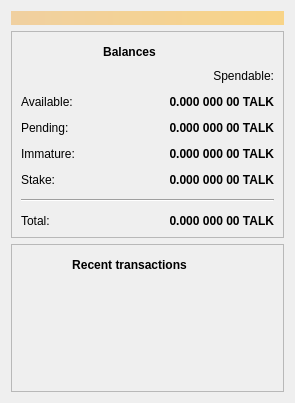
This is src/qt/forms/overviewpage.ui in BlockMechanic/rain as Qt 5 draws it before an edit. The edited form follows.
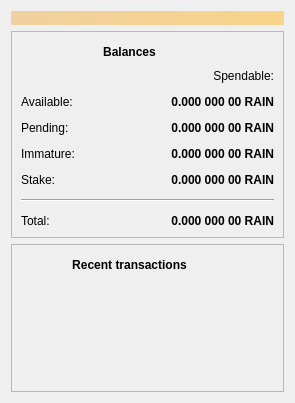
This is the edited form. Icons and pictures are not drawn.

Diff of the .ui file:
```diff
--- a/src/qt/forms/overviewpage.ui
+++ b/src/qt/forms/overviewpage.ui
@@ -116,7 +116,7 @@
                <string>Mined balance that has not yet matured</string>
               </property>
               <property name="text">
-               <string notr="true">&lt;html&gt;&lt;head/&gt;&lt;body&gt;&lt;p align=&quot;right&quot;&gt;0.000 000 00 TALK&lt;/p&gt;&lt;/body&gt;&lt;/html&gt;</string>
+               <string notr="true">&lt;html&gt;&lt;head/&gt;&lt;body&gt;&lt;p align=&quot;right&quot;&gt;0.000 000 00 RAIN&lt;/p&gt;&lt;/body&gt;&lt;/html&gt;</string>
               </property>
               <property name="alignment">
                <set>Qt::AlignRight|Qt::AlignTrailing|Qt::AlignVCenter</set>
@@ -151,7 +151,7 @@
                <string>Total of transactions that have yet to be confirmed, and do not yet count toward the spendable balance</string>
               </property>
               <property name="text">
-               <string notr="true">&lt;html&gt;&lt;head/&gt;&lt;body&gt;&lt;p align=&quot;right&quot;&gt;0.000 000 00 TALK&lt;/p&gt;&lt;/body&gt;&lt;/html&gt;</string>
+               <string notr="true">&lt;html&gt;&lt;head/&gt;&lt;body&gt;&lt;p align=&quot;right&quot;&gt;0.000 000 00 RAIN&lt;/p&gt;&lt;/body&gt;&lt;/html&gt;</string>
               </property>
               <property name="alignment">
                <set>Qt::AlignRight|Qt::AlignTrailing|Qt::AlignVCenter</set>
@@ -171,7 +171,7 @@
             <item row="4" column="1">
              <widget class="QLabel" name="labelStake">
               <property name="text">
-               <string>&lt;html&gt;&lt;head/&gt;&lt;body&gt;&lt;p align=&quot;right&quot;&gt;&lt;span style=&quot; font-weight:600;&quot;&gt;0.000 000 00 TALK&lt;/span&gt;&lt;/p&gt;&lt;/body&gt;&lt;/html&gt;</string>
+               <string>&lt;html&gt;&lt;head/&gt;&lt;body&gt;&lt;p align=&quot;right&quot;&gt;&lt;span style=&quot; font-weight:600;&quot;&gt;0.000 000 00 RAIN&lt;/span&gt;&lt;/p&gt;&lt;/body&gt;&lt;/html&gt;</string>
               </property>
              </widget>
             </item>
@@ -218,7 +218,7 @@
                <string>Your current spendable balance</string>
               </property>
               <property name="text">
-               <string notr="true">&lt;html&gt;&lt;head/&gt;&lt;body&gt;&lt;p align=&quot;right&quot;&gt;0.000 000 00 TALK&lt;/p&gt;&lt;/body&gt;&lt;/html&gt;</string>
+               <string notr="true">&lt;html&gt;&lt;head/&gt;&lt;body&gt;&lt;p align=&quot;right&quot;&gt;0.000 000 00 RAIN&lt;/p&gt;&lt;/body&gt;&lt;/html&gt;</string>
               </property>
               <property name="alignment">
                <set>Qt::AlignRight|Qt::AlignTrailing|Qt::AlignVCenter</set>
@@ -250,7 +250,7 @@
                <string>Your current total balance</string>
               </property>
               <property name="text">
-               <string notr="true">&lt;html&gt;&lt;head/&gt;&lt;body&gt;&lt;p align=&quot;right&quot;&gt;0.000 000 00 TALK&lt;/p&gt;&lt;/body&gt;&lt;/html&gt;</string>
+               <string notr="true">&lt;html&gt;&lt;head/&gt;&lt;body&gt;&lt;p align=&quot;right&quot;&gt;0.000 000 00 RAIN&lt;/p&gt;&lt;/body&gt;&lt;/html&gt;</string>
               </property>
               <property name="alignment">
                <set>Qt::AlignRight|Qt::AlignTrailing|Qt::AlignVCenter</set>
```
